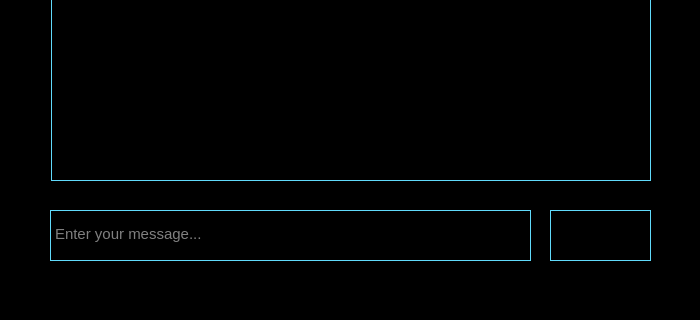
Above: ui/assistant.ui from shavlenkov/NG_Assistant before the change; both pictures show x 0 to 700 and y 340 to 660 of the 700 by 660 pixel window. Below: the same form after it.
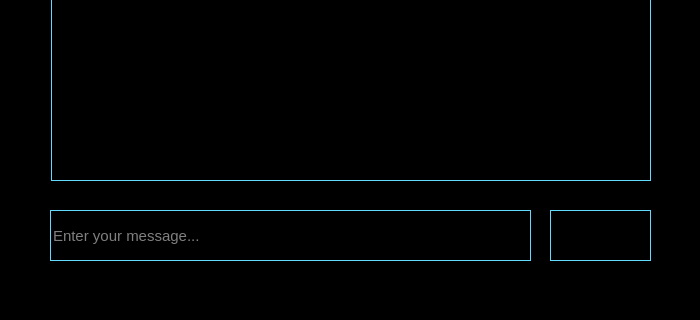
That is the form after the change. Icons and pictures are not drawn.

Commit message: replaced QTextEdit widget with QLineEdit widget

Diff of the .ui file:
```diff
--- a/ui/assistant.ui
+++ b/ui/assistant.ui
@@ -41,7 +41,7 @@
      <verstretch>0</verstretch>
     </sizepolicy>
    </property>
-   <widget class="QTextEdit" name="messageInputField">
+   <widget class="QLineEdit" name="messageInputField">
     <property name="geometry">
      <rect>
       <x>50</x>
@@ -51,7 +51,7 @@
      </rect>
     </property>
     <property name="styleSheet">
-     <string notr="true">color: #fff; font-size: 15px; border: 1px solid #61dafb; padding-top: 10px;</string>
+     <string notr="true">color: #fff; font-size: 15px; border: 1px solid #61dafb;</string>
     </property>
     <property name="placeholderText">
      <string>Enter your message...</string>
```
The commit also changes 1 other file.
